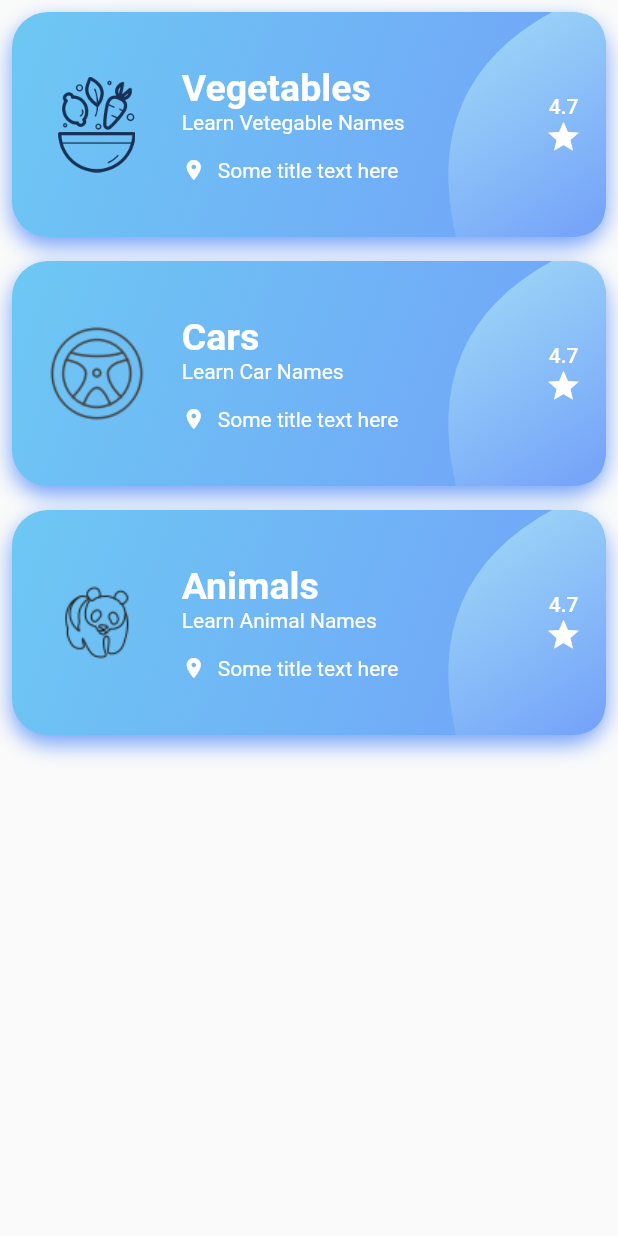
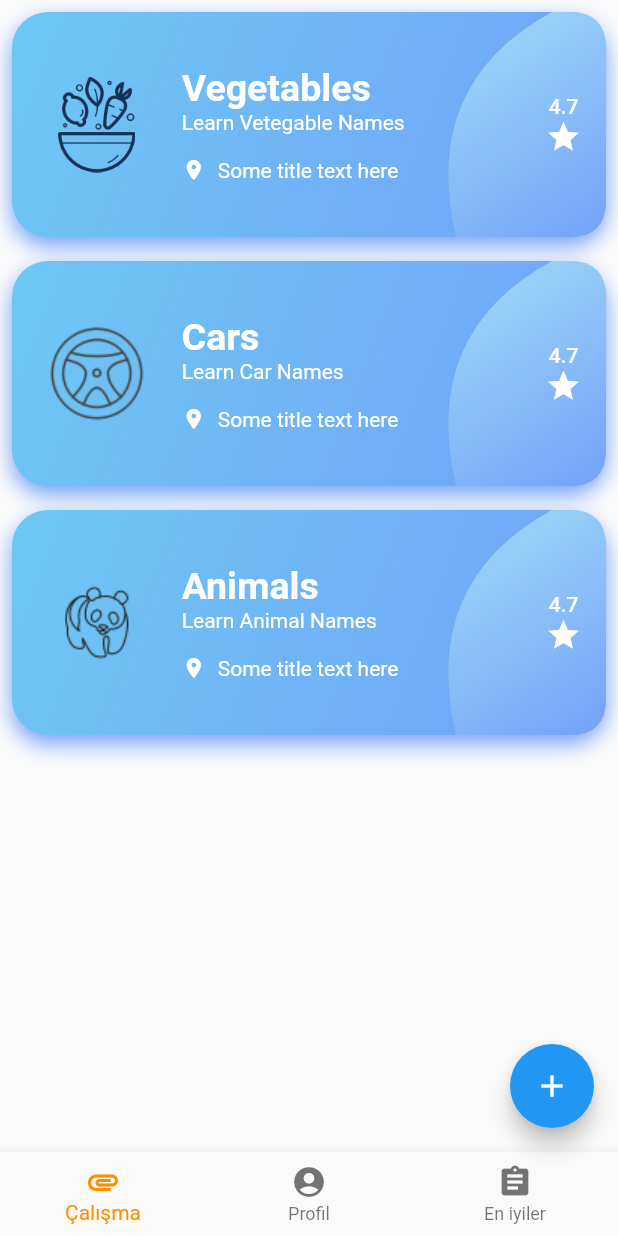
Before and after one commit to talhatt/learnEnglish, a Flutter app: the screen it shows after launch, after a tap on "Giriş Yap", on a phone screen of 412 x 824 dp. Run offline on Flutter 3.47's test engine with Material 2 defaults, Android fonts, the phone set to English and light mode, and no system bars; Roboto replaces fonts that are missing (Avenir).

Commit message:
Bottom Nav ve FloatingABtn Eklendi

```diff
--- a/lib/homepage.dart
+++ b/lib/homepage.dart
@@ -1,20 +1,43 @@
 import 'dart:ui' as ui;
 import 'package:flutter/material.dart';
+import 'package:hello/buypage.dart';
 
-class Homepage extends StatelessWidget {
+class Stateee extends StatefulWidget {
+  @override
+  State<StatefulWidget> createState() {
+    return Homepage();
+  }
+}
+
+class Homepage extends State<Stateee> {
   final double _borderRadius = 24;
-
+  int _selectedIndex = 0;
   var items = [
     PlaceInfo('Vegetables', "Learn Vetegable Names", 'images/vegetable.png'),
     PlaceInfo('Cars', "Learn Car Names", 'images/wheel.png'),
     PlaceInfo('Animals', "Learn Animal Names", 'images/animal.png')
   ];
 
-  @override
-  Widget build(BuildContext context) {
-    return Scaffold(
-        resizeToAvoidBottomInset: false,
-        body: ListView.builder(
+  void _onItemTapped(int index) {
+    setState(() {
+      _selectedIndex = index;
+    });
+  }
+
+  Widget showPage(int _selectedIndex) {
+    if (_selectedIndex == 0) {
+      return page1();
+    } else if (_selectedIndex == 1) {
+      return page2();
+    } else if (_selectedIndex == 2) {
+      return page3();
+    } else
+      return page1();
+  }
+
+  Widget page1() {
+    return Container(
+        child: ListView.builder(
       itemCount: items.length,
       itemBuilder: (
         context,
@@ -49,8 +72,8 @@ class Homepage extends StatelessWidget {
                   top: 0,
                   child: CustomPaint(
                     size: Size(100, 150),
-                        painter: CustomCardShapePainter(_borderRadius,
-                            Color(0xff6DC8F3), Color(0xff73A1F9)),
+                    painter: CustomCardShapePainter(
+                        _borderRadius, Color(0xff6DC8F3), Color(0xff73A1F9)),
                   ),
                 ),
                 Positioned.fill(
@@ -133,6 +156,62 @@ class Homepage extends StatelessWidget {
       },
     ));
   }
+
+  Widget page2() {
+    return Container(
+        child: Center(
+      child: Text("Profil"),
+    ));
+  }
+
+  Widget page3() {
+    return Container(
+        child: Center(
+      child: Text("En iyi"),
+    ));
+  }
+
+  @override
+  Widget build(BuildContext context) {
+    return Scaffold(
+      resizeToAvoidBottomInset: false,
+      body: showPage(_selectedIndex),
+      floatingActionButton: FloatingActionButton(
+          child: Icon(Icons.add),
+          onPressed: () {
+            Navigator.push(
+                context, MaterialPageRoute(builder: (ctx) => Buypage()));
+          }),
+      bottomNavigationBar: BottomNavigationBar(
+        items: const <BottomNavigationBarItem>[
+          BottomNavigationBarItem(
+            icon: Icon(Icons.attachment),
+            title: Text(
+              'Çalışma',
+              style: TextStyle(fontWeight: FontWeight.bold, fontSize: 16),
+            ),
+          ),
+          BottomNavigationBarItem(
+            icon: Icon(Icons.account_circle),
+            title: Text(
+              'Profil',
+              style: TextStyle(fontWeight: FontWeight.bold, fontSize: 16),
+            ),
+          ),
+          BottomNavigationBarItem(
+            icon: Icon(Icons.assignment),
+            title: Text(
+              'En iyiler',
+              style: TextStyle(fontWeight: FontWeight.bold, fontSize: 16),
+            ),
+          ),
+        ],
+        currentIndex: _selectedIndex,
+        selectedItemColor: Colors.amber[800],
+        onTap: _onItemTapped,
+      ),
+    );
+  }
 }
 
 class PlaceInfo {
--- a/lib/loginscreen.dart
+++ b/lib/loginscreen.dart
@@ -95,7 +95,7 @@ class Loginscreen extends StatelessWidget {
                     child: RaisedButton(
                       onPressed: () {
                         Navigator.push(context,
-                            MaterialPageRoute(builder: (ctx) => Homepage()));
+                            MaterialPageRoute(builder: (ctx) => Stateee()));
                       },
                       child: Text(
                         'Giriş Yap',
--- a/lib/main.dart
+++ b/lib/main.dart
@@ -2,7 +2,6 @@ import 'dart:async';
 import 'package:flutter/material.dart';
 import 'package:hello/loginscreen.dart';
 
-// mwerhababababa
 void main() {
   runApp(MyApp());
 }
--- a/pubspec.yaml
+++ b/pubspec.yaml
@@ -53,6 +53,9 @@ flutter:
     - images/vegetable.png
     - images/wheel.png
     - images/animal.png
+    - images/gradient.png
+    - images/paper.png
+    - images/profile.png
   # An image asset can refer to one or more resolution-specific "variants", see
   # https://flutter.dev/assets-and-images/#resolution-aware.
 
```
Also changed, not shown: lib/buypage.dart (added, +184 -0 lines), lib/workingpage.dart (added, +8 -0 lines), images/gradient.png (added), images/paper.png (added), images/profile.png (added). Lines whose indentation alone changed are shown as unchanged.
